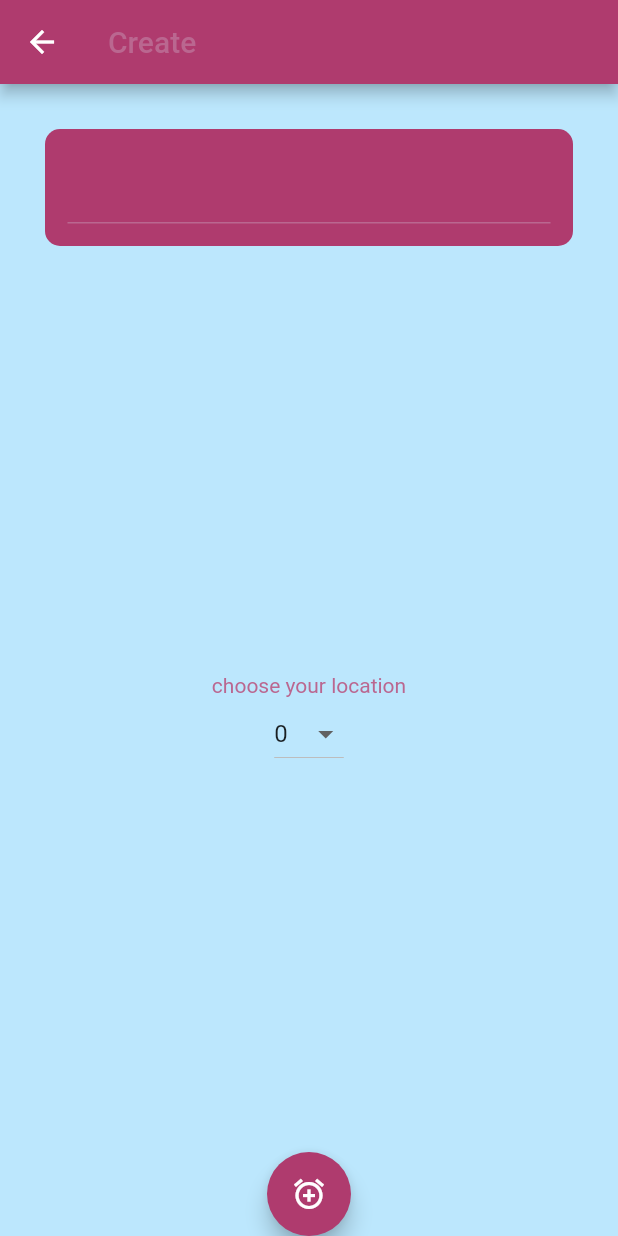
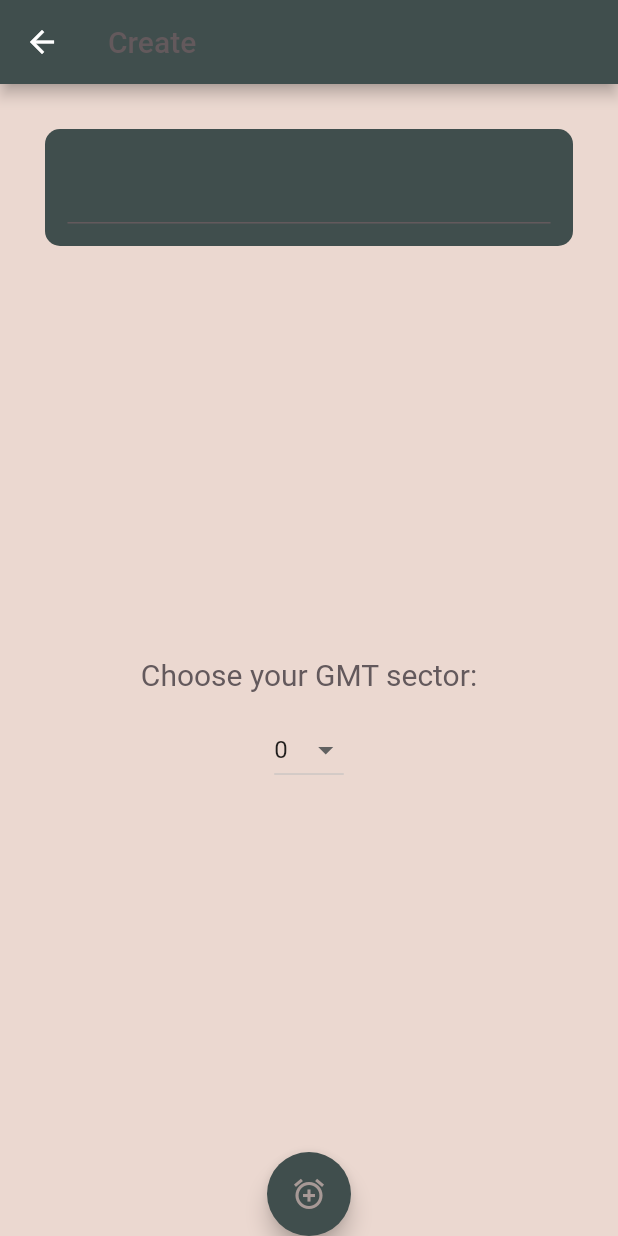
Before and after one commit to thmeofan/word_clock, a Flutter app: the screen it shows after launch, after a tap on the "more time" icon, on a phone screen of 412 x 824 dp. Run offline on Flutter 3.47's test engine with Material 2 defaults, Android fonts, the phone set to English and light mode, and no system bars; our stand-ins replace flutter_bloc, hive; missing offline and left inert: one_clock; accounts and stored records are empty.

Commit message:
UI changes fixed droppdown button and added analog clocks * i remember about not leaving //comments, but i wanna change one small thing and need those to remember what i wasn't happy about

```diff
--- a/lib/consts/ui_consts.dart
+++ b/lib/consts/ui_consts.dart
@@ -1,8 +1,8 @@
 import 'package:flutter/material.dart';
 
 class AppColors{
-  static const Color backgroundColor = Color(0xffBCE7FD);
-  static const Color mainClockColor = Color(0xffBA6790);
-  static const Color darkerClockColor = Color(0xffAF3B6E);
-  static const Color theLightestClockColor = Color(0xff92B1FF);
+  static const Color backgroundColor = Color(0xffEBD8D0);
+  static const Color mainClockColor = Color(0xff63595C);
+  static const Color darkerClockColor = Color(0xff404E4D);
+  static const Color theLightestClockColor = Color(0xffA79996);
 }
--- a/lib/screens/add_time_screen.dart
+++ b/lib/screens/add_time_screen.dart
@@ -88,12 +88,14 @@ class _AddTimeScreenState extends State<AddTimeScreen> {
             ),
             Spacer(),
             const Text(
-              'choose your location',
-              style: TextStyle(color: AppColors.mainClockColor),
+              'Choose your GMT sector:',
+              style: TextStyle(color: AppColors.mainClockColor,fontSize: 20),
             ),
+            SizedBox(height: 15),
             DropdownButton<int>(
               dropdownColor: AppColors.darkerClockColor,
               focusColor: AppColors.mainClockColor,
+              menuMaxHeight: 152,
               value: selectedTimeOption,
               items: timeOptions
                   .map((timeOption) => DropdownMenuItem<int>(
@@ -114,6 +116,7 @@ class _AddTimeScreenState extends State<AddTimeScreen> {
                 Navigator.of(context).pop();
               },
               backgroundColor: AppColors.darkerClockColor,
+              foregroundColor: AppColors.theLightestClockColor,
               child: const Icon(Icons.add_alarm_outlined),
             ),
           ],
--- a/lib/screens/clock_screen.dart
+++ b/lib/screens/clock_screen.dart
@@ -1,4 +1,3 @@
-
 import 'package:flutter/material.dart';
 import 'package:flutter_bloc/flutter_bloc.dart';
 import 'package:one_clock/one_clock.dart';
@@ -30,6 +29,7 @@ class _ClockScreenState extends State<ClockScreen> {
       backgroundColor: AppColors.backgroundColor,
       floatingActionButton: FloatingActionButton(
         backgroundColor: AppColors.darkerClockColor,
+        foregroundColor: AppColors.theLightestClockColor,
         heroTag: "btn1",
         onPressed: () {
           Navigator.pushNamed(context, Screens.addTimeScreen);
@@ -63,6 +63,7 @@ class _ClockScreenState extends State<ClockScreen> {
       body: Column(
         mainAxisAlignment: MainAxisAlignment.end,
         children: [
+          const SizedBox(height: 30),
           Container(
             decoration: BoxDecoration(
               boxShadow: const [
@@ -71,10 +72,10 @@ class _ClockScreenState extends State<ClockScreen> {
                     spreadRadius: 5,
                     blurRadius: 15)
               ],
-              border: Border.all(
-                color: AppColors.darkerClockColor,
-                width: 5.0,
-              ),
+              // border: Border.all(
+              //   color: AppColors.darkerClockColor,
+              //   width: 5.0,
+              // ),
               borderRadius: const BorderRadius.all(
                 Radius.circular(15.0),
               ),
```
Also changed, not shown: lib/screens/world_clock_widget.dart (+37 -12 lines), 1 other file.
